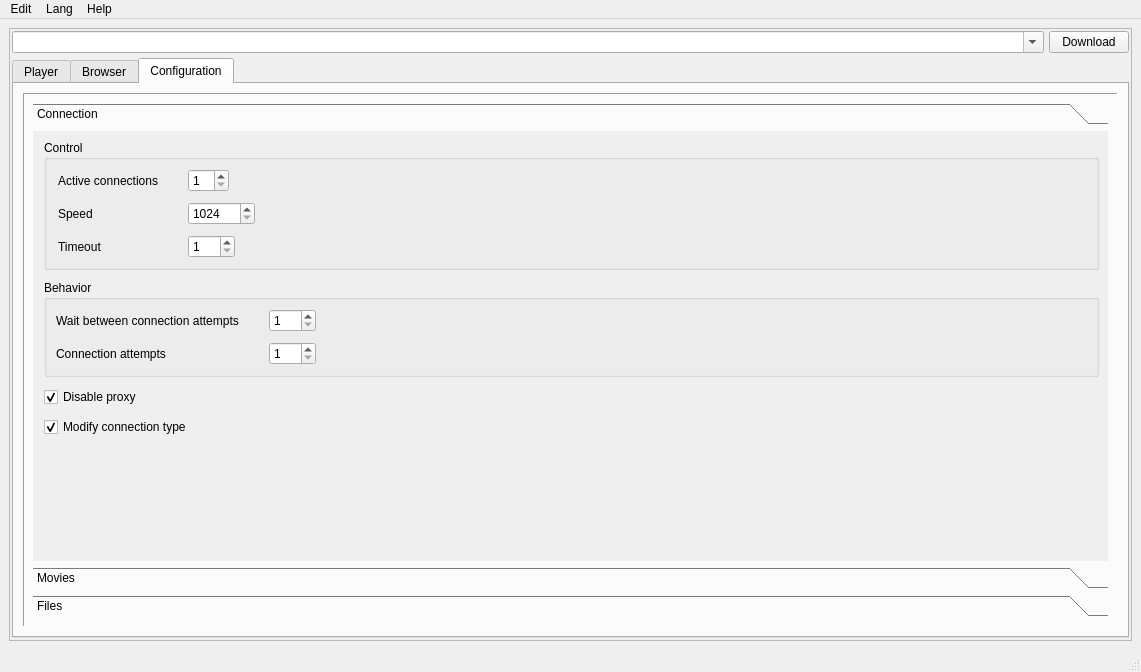
This is main/app/win/mainLayout.ui in marcosvicente/BaixeAssista as Qt 5 draws it before an edit. The edited form follows.
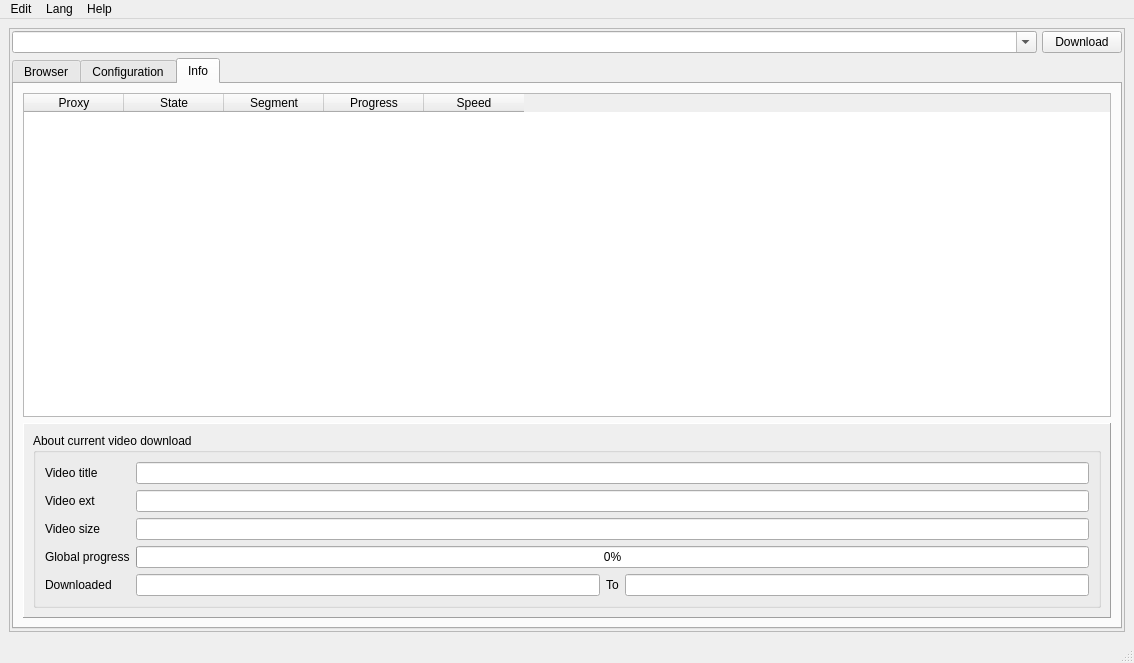
This is the edited form. The open tabs and pages were chosen to show the change. Icons and pictures are not drawn.

Commit message: atualizando arquivos da ui.

The edit to the form file:
```diff
--- a/main/app/win/mainLayout.ui
+++ b/main/app/win/mainLayout.ui
@@ -6,8 +6,8 @@
    <rect>
     <x>0</x>
     <y>0</y>
-    <width>1141</width>
-    <height>672</height>
+    <width>1134</width>
+    <height>663</height>
    </rect>
   </property>
   <property name="windowTitle">
@@ -76,11 +76,6 @@
            <property name="currentIndex">
             <number>2</number>
            </property>
-           <widget class="QWidget" name="tabPlayer">
-            <attribute name="title">
-             <string>Player</string>
-            </attribute>
-           </widget>
            <widget class="QWidget" name="tabBrowser">
             <attribute name="title">
              <string>Browser</string>
@@ -116,8 +111,8 @@
                     <rect>
                      <x>0</x>
                      <y>0</y>
-                     <width>349</width>
-                     <height>321</height>
+                     <width>1052</width>
+                     <height>361</height>
                     </rect>
                    </property>
                    <attribute name="icon">
@@ -201,6 +196,9 @@
                          <property name="maximum">
                           <number>1073741824</number>
                          </property>
+                         <property name="value">
+                          <number>35840</number>
+                         </property>
                         </widget>
                        </item>
                        <item row="0" column="1">
@@ -246,7 +244,7 @@
                           <number>300</number>
                          </property>
                          <property name="value">
-                          <number>1</number>
+                          <number>60</number>
                          </property>
                         </widget>
                        </item>
@@ -319,6 +317,9 @@
                          <property name="maximum">
                           <number>300</number>
                          </property>
+                         <property name="value">
+                          <number>2</number>
+                         </property>
                         </widget>
                        </item>
                        <item row="24" column="1">
@@ -610,6 +611,182 @@
              </item>
             </layout>
            </widget>
+           <widget class="QWidget" name="tabInfo">
+            <attribute name="icon">
+             <iconset>
+              <normaloff>../images/info-blue.png</normaloff>../images/info-blue.png</iconset>
+            </attribute>
+            <attribute name="title">
+             <string>Info</string>
+            </attribute>
+            <layout class="QVBoxLayout" name="verticalLayout_7">
+             <item>
+              <widget class="QTableWidget" name="connectionInfo">
+               <property name="sizePolicy">
+                <sizepolicy hsizetype="Expanding" vsizetype="Expanding">
+                 <horstretch>0</horstretch>
+                 <verstretch>2</verstretch>
+                </sizepolicy>
+               </property>
+               <column>
+                <property name="text">
+                 <string>Proxy</string>
+                </property>
+               </column>
+               <column>
+                <property name="text">
+                 <string>State</string>
+                </property>
+               </column>
+               <column>
+                <property name="text">
+                 <string>Segment</string>
+                </property>
+               </column>
+               <column>
+                <property name="text">
+                 <string>Progress</string>
+                </property>
+               </column>
+               <column>
+                <property name="text">
+                 <string>Speed</string>
+                </property>
+               </column>
+              </widget>
+             </item>
+             <item>
+              <widget class="QFrame" name="frame">
+               <property name="sizePolicy">
+                <sizepolicy hsizetype="Preferred" vsizetype="Preferred">
+                 <horstretch>0</horstretch>
+                 <verstretch>1</verstretch>
+                </sizepolicy>
+               </property>
+               <property name="autoFillBackground">
+                <bool>true</bool>
+               </property>
+               <property name="frameShape">
+                <enum>QFrame::Panel</enum>
+               </property>
+               <property name="frameShadow">
+                <enum>QFrame::Raised</enum>
+               </property>
+               <layout class="QVBoxLayout" name="verticalLayout_8">
+                <item>
+                 <widget class="QGroupBox" name="groupBox_3">
+                  <property name="sizePolicy">
+                   <sizepolicy hsizetype="Preferred" vsizetype="Preferred">
+                    <horstretch>1</horstretch>
+                    <verstretch>0</verstretch>
+                   </sizepolicy>
+                  </property>
+                  <property name="font">
+                   <font>
+                    <pointsize>9</pointsize>
+                   </font>
+                  </property>
+                  <property name="title">
+                   <string>About current video download</string>
+                  </property>
+                  <layout class="QVBoxLayout" name="verticalLayout_10">
+                   <item>
+                    <layout class="QFormLayout" name="formLayout">
+                     <property name="fieldGrowthPolicy">
+                      <enum>QFormLayout::AllNonFixedFieldsGrow</enum>
+                     </property>
+                     <item row="0" column="0">
+                      <widget class="QLabel" name="label_9">
+                       <property name="text">
+                        <string>Video title</string>
+                       </property>
+                      </widget>
+                     </item>
+                     <item row="0" column="1">
+                      <widget class="QLineEdit" name="videoTileInfo"/>
+                     </item>
+                     <item row="1" column="0">
+                      <widget class="QLabel" name="label_10">
+                       <property name="text">
+                        <string>Video ext</string>
+                       </property>
+                      </widget>
+                     </item>
+                     <item row="1" column="1">
+                      <widget class="QLineEdit" name="videoExtInfo"/>
+                     </item>
+                     <item row="2" column="0">
+                      <widget class="QLabel" name="label_11">
+                       <property name="text">
+                        <string>Video size</string>
+                       </property>
+                      </widget>
+                     </item>
+                     <item row="2" column="1">
+                      <widget class="QLineEdit" name="videoSizeInfo"/>
+                     </item>
+                     <item row="3" column="0">
+                      <widget class="QLabel" name="label_12">
+                       <property name="text">
+                        <string>Global progress</string>
+                       </property>
+                      </widget>
+                     </item>
+                     <item row="4" column="0">
+                      <widget class="QLabel" name="label_13">
+                       <property name="text">
+                        <string>Downloaded</string>
+                       </property>
+                      </widget>
+                     </item>
+                     <item row="4" column="1">
+                      <layout class="QHBoxLayout" name="horizontalLayout_5">
+                       <item>
+                        <widget class="QLineEdit" name="downloadedFromInfo">
+                         <property name="sizePolicy">
+                          <sizepolicy hsizetype="Expanding" vsizetype="Fixed">
+                           <horstretch>0</horstretch>
+                           <verstretch>0</verstretch>
+                          </sizepolicy>
+                         </property>
+                        </widget>
+                       </item>
+                       <item>
+                        <widget class="QLabel" name="label_14">
+                         <property name="text">
+                          <string>To</string>
+                         </property>
+                        </widget>
+                       </item>
+                       <item>
+                        <widget class="QLineEdit" name="downloadedToInfo">
+                         <property name="sizePolicy">
+                          <sizepolicy hsizetype="Expanding" vsizetype="Fixed">
+                           <horstretch>0</horstretch>
+                           <verstretch>0</verstretch>
+                          </sizepolicy>
+                         </property>
+                        </widget>
+                       </item>
+                      </layout>
+                     </item>
+                     <item row="3" column="1">
+                      <widget class="QProgressBar" name="progressBarInfo">
+                       <property name="value">
+                        <number>0</number>
+                       </property>
+                      </widget>
+                     </item>
+                    </layout>
+                   </item>
+                  </layout>
+                 </widget>
+                </item>
+               </layout>
+              </widget>
+             </item>
+            </layout>
+           </widget>
           </widget>
          </item>
         </layout>
@@ -624,7 +801,7 @@
     <rect>
      <x>0</x>
      <y>0</y>
-     <width>1141</width>
+     <width>1134</width>
      <height>26</height>
     </rect>
    </property>
```
Left out of the diff: 25 changed lines with no effect on the pictures. The commit also changes 5 other files.
